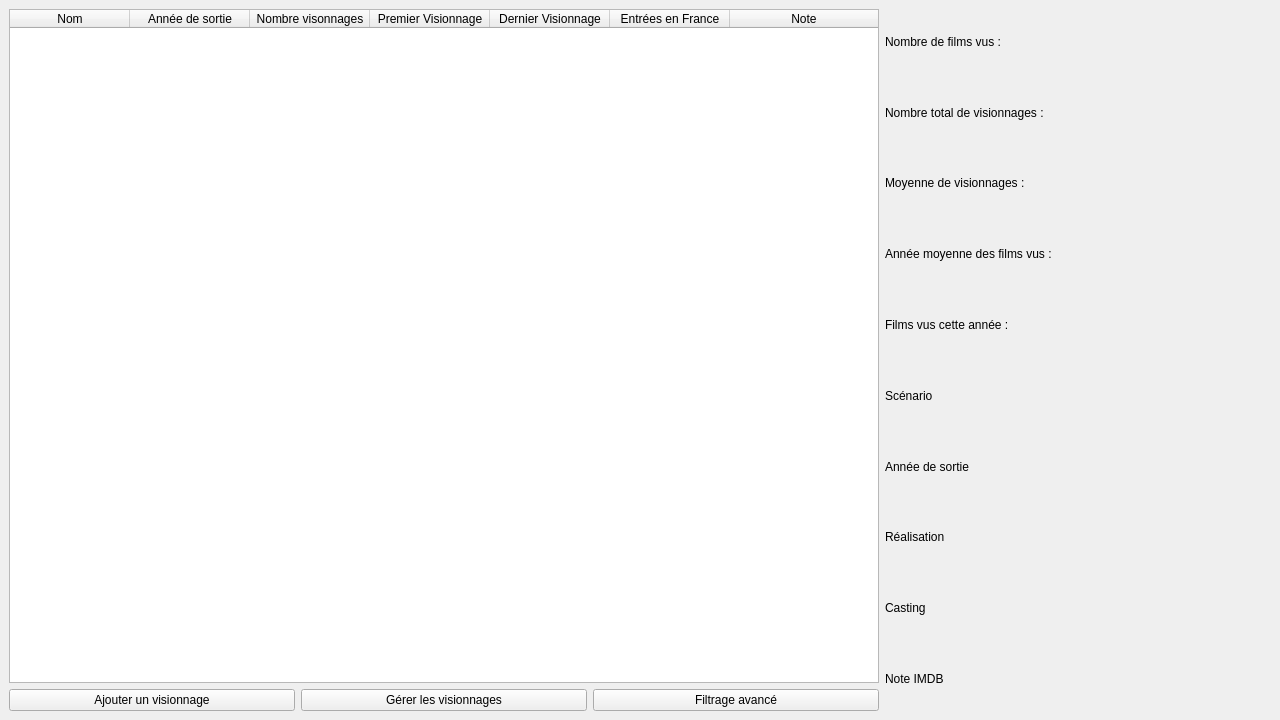
Qt form MainWindow.ui (AmbreM71/MovieManager) before a commit.
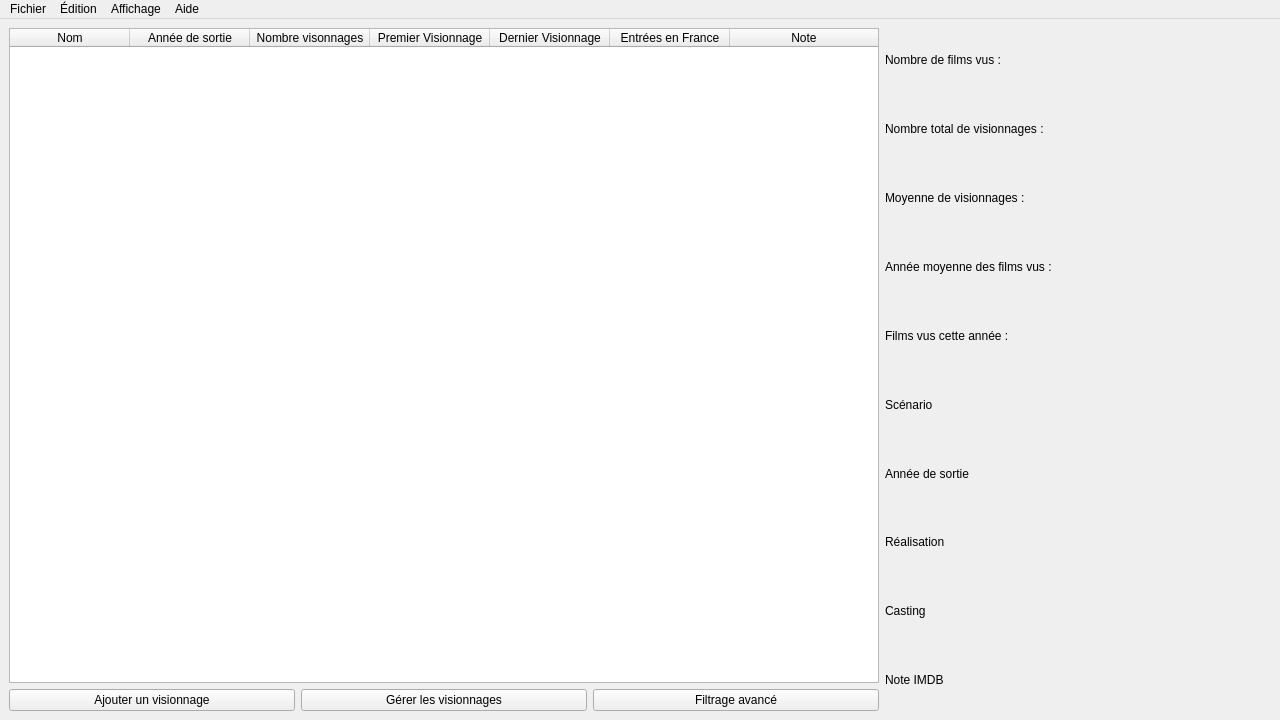
The same form after that commit.

Commit message: Add menu bar items

```diff
--- a/MainWindow.ui
+++ b/MainWindow.ui
@@ -270,6 +270,38 @@
      <height>21</height>
     </rect>
    </property>
+   <widget class="QMenu" name="menuFichier">
+    <property name="title">
+     <string>Fichier</string>
+    </property>
+    <addaction name="actionNouvelle_base_de_donn_e"/>
+    <addaction name="actionOuvrir_une_base_de_donn_e"/>
+    <addaction name="actionEnregistrer_2"/>
+    <addaction name="actionEnregistrer"/>
+    <addaction name="actionQuitter"/>
+   </widget>
+   <widget class="QMenu" name="menuAide">
+    <property name="title">
+     <string>Aide</string>
+    </property>
+    <addaction name="action_Propos"/>
+   </widget>
+   <widget class="QMenu" name="menuAffichage">
+    <property name="title">
+     <string>Affichage</string>
+    </property>
+    <addaction name="actionLog"/>
+   </widget>
+   <widget class="QMenu" name="menu_dition">
+    <property name="title">
+     <string>Édition</string>
+    </property>
+    <addaction name="actionPr_f_rences"/>
+   </widget>
+   <addaction name="menuFichier"/>
+   <addaction name="menu_dition"/>
+   <addaction name="menuAffichage"/>
+   <addaction name="menuAide"/>
   </widget>
  </widget>
  <resources/>
```
Left out of the diff: 55 changed lines with no effect on the pictures.
